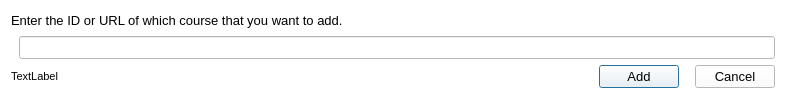
This is iCoursesDownloader/add_course.ui in Donlon/iCoursesDownloader as Qt 5 draws it before an edit. The edited form follows.
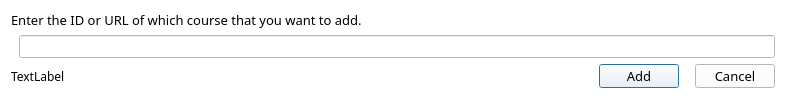
This is the edited form.

The edit to the form file:
```diff
--- a/iCoursesDownloader/add_course.ui
+++ b/iCoursesDownloader/add_course.ui
@@ -442,7 +442,7 @@
   </property>
   <property name="font">
    <font>
-    <family>Segoe UI</family>
+    <family>微软雅黑</family>
     <pointsize>10</pointsize>
    </font>
   </property>
@@ -500,7 +500,7 @@
       <widget class="QLabel" name="tv_status">
        <property name="font">
         <font>
-         <pointsize>8</pointsize>
+         <pointsize>9</pointsize>
         </font>
        </property>
        <property name="text">
```
